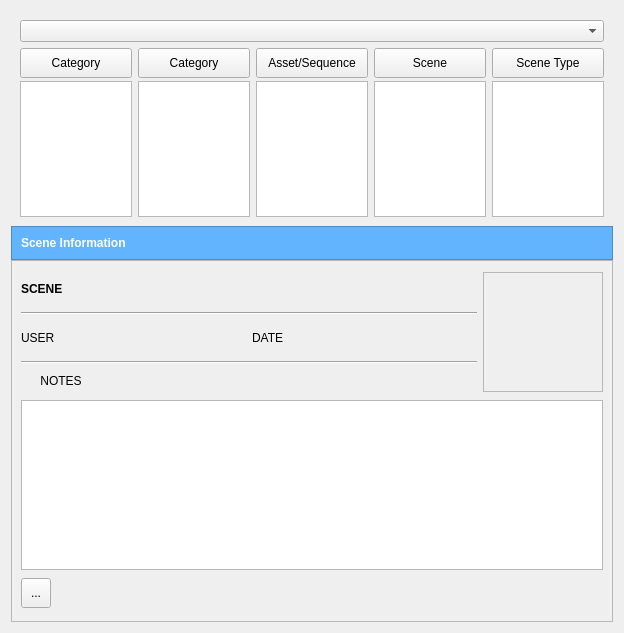
MayaFramework/Framework, file plugins/scene_loader/gui/main.ui: the form before one commit.
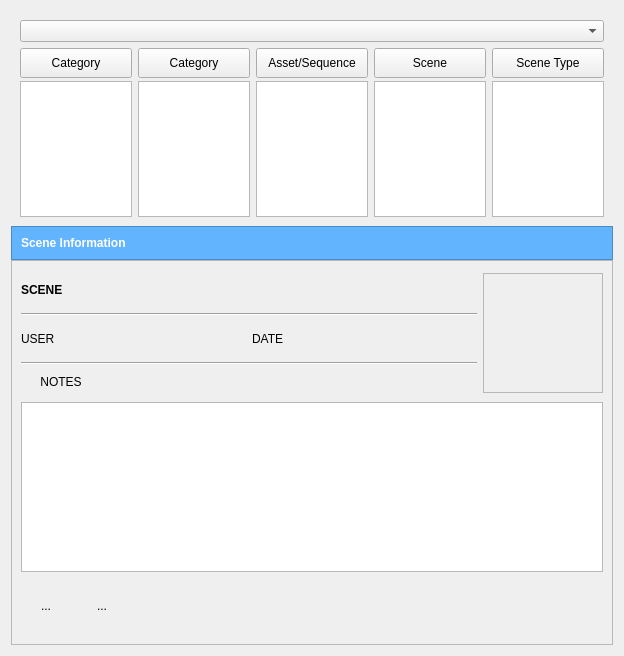
The form after the commit. Icons and pictures are not drawn.

```diff
--- a/plugins/scene_loader/gui/main.ui
+++ b/plugins/scene_loader/gui/main.ui
@@ -7,7 +7,7 @@
     <x>0</x>
     <y>0</y>
     <width>624</width>
-    <height>633</height>
+    <height>656</height>
    </rect>
   </property>
   <property name="windowTitle">
@@ -385,14 +385,14 @@
          <widget class="QToolButton" name="saveLocalBT">
           <property name="minimumSize">
            <size>
-            <width>30</width>
-            <height>30</height>
+            <width>50</width>
+            <height>50</height>
            </size>
           </property>
           <property name="maximumSize">
            <size>
-            <width>30</width>
-            <height>30</height>
+            <width>50</width>
+            <height>50</height>
            </size>
           </property>
           <property name="toolTip">
@@ -406,7 +406,54 @@
           </property>
           <property name="icon">
            <iconset>
-            <normaloff>icons/open_scene.png</normaloff>icons/open_scene.png</iconset>
+            <normaloff>icons/save_icon.png</normaloff>icons/save_icon.png</iconset>
+          </property>
+          <property name="iconSize">
+           <size>
+            <width>50</width>
+            <height>50</height>
+           </size>
+          </property>
+          <property name="autoRaise">
+           <bool>true</bool>
+          </property>
+         </widget>
+        </item>
+        <item>
+         <widget class="QToolButton" name="publishBT">
+          <property name="minimumSize">
+           <size>
+            <width>50</width>
+            <height>50</height>
+           </size>
+          </property>
+          <property name="maximumSize">
+           <size>
+            <width>50</width>
+            <height>50</height>
+           </size>
+          </property>
+          <property name="toolTip">
+           <string>Save scene</string>
+          </property>
+          <property name="statusTip">
+           <string>Save scene</string>
+          </property>
+          <property name="text">
+           <string>...</string>
+          </property>
+          <property name="icon">
+           <iconset>
+            <normaloff>icons/publish_icon.png</normaloff>icons/publish_icon.png</iconset>
+          </property>
+          <property name="iconSize">
+           <size>
+            <width>50</width>
+            <height>50</height>
+           </size>
+          </property>
+          <property name="autoRaise">
+           <bool>true</bool>
           </property>
          </widget>
         </item>
```
